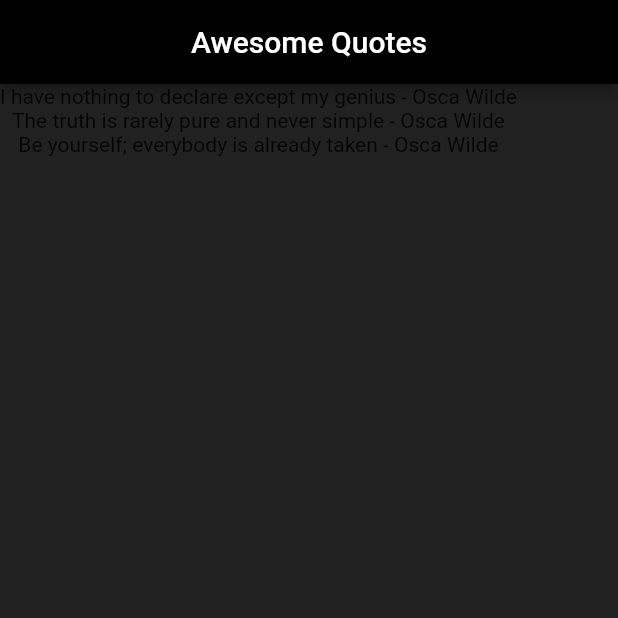
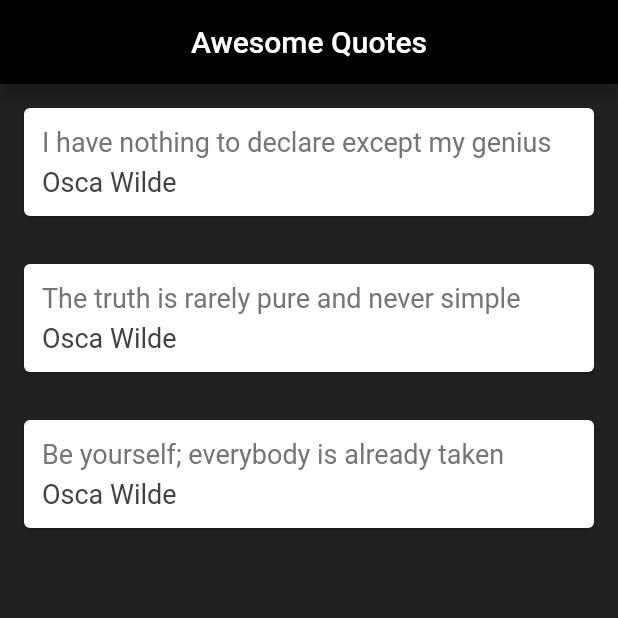
Before and after one commit to AbdullahYousaf-13/flutter-basic, a Flutter app: the screen it shows after launch, on a phone screen of 412 x 824 dp, the top half of it. Run offline on Flutter 3.47's test engine with Material 2 defaults, Android fonts, the phone set to English and light mode, and no system bars; project files that could hold a hidden picture were left out.

Commit message:
Done till Functions

```diff
--- a/lib/main.dart
+++ b/lib/main.dart
@@ -20,6 +20,35 @@ class _QouteListState extends State<QouteList> {
     Quote(author: 'Osca Wilde', text: 'Be yourself; everybody is already taken')
   ];
 
+  Widget quoteTemplete(quote){
+    return Card(
+      margin: EdgeInsets.all(16),
+      child: Padding(
+        padding: EdgeInsets.all(12.0),
+        child: Column(
+          crossAxisAlignment: CrossAxisAlignment.stretch,
+          children: <Widget> [
+            Text(
+              quote.text,
+              style: TextStyle(
+                fontSize: 18,
+                color: Colors.grey[600],
+              ),
+            ),
+            SizedBox(height: 6),
+            Text(
+              quote.author,
+              style: TextStyle(
+                fontSize: 18,
+                color: Colors.grey[800],
+              ),
+            ),
+          ],
+        ),
+      ),
+    );
+  }
+
   @override
   Widget build(BuildContext context) {
     return Scaffold(
@@ -30,7 +59,7 @@ class _QouteListState extends State<QouteList> {
         backgroundColor: Colors.black,
       ),
       body: Column (
-        children: quotes.map((quote) => Text('${quote.text} - ${quote.author}')).toList(),
+        children: quotes.map((quote) => quoteTemplete(quote)).toList(),
       ),
     );
   }
```
Also changed, not shown: 1 other file.
